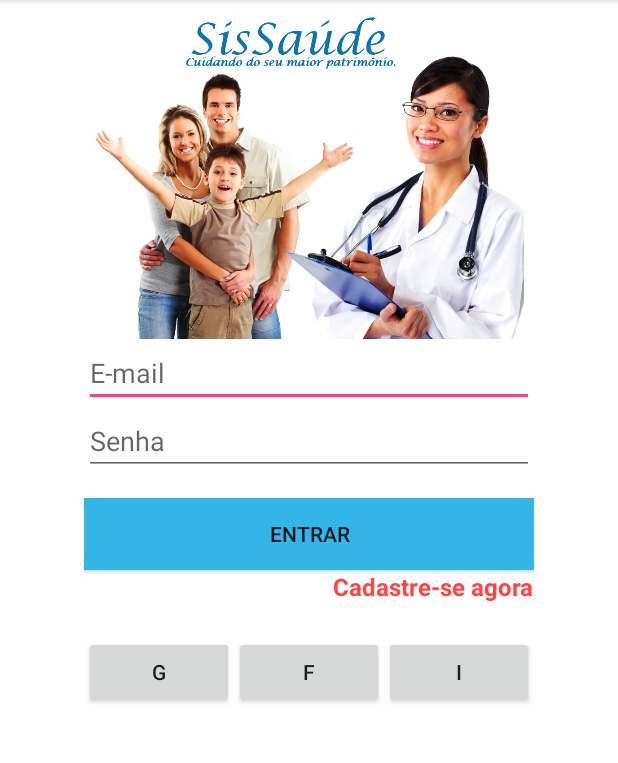
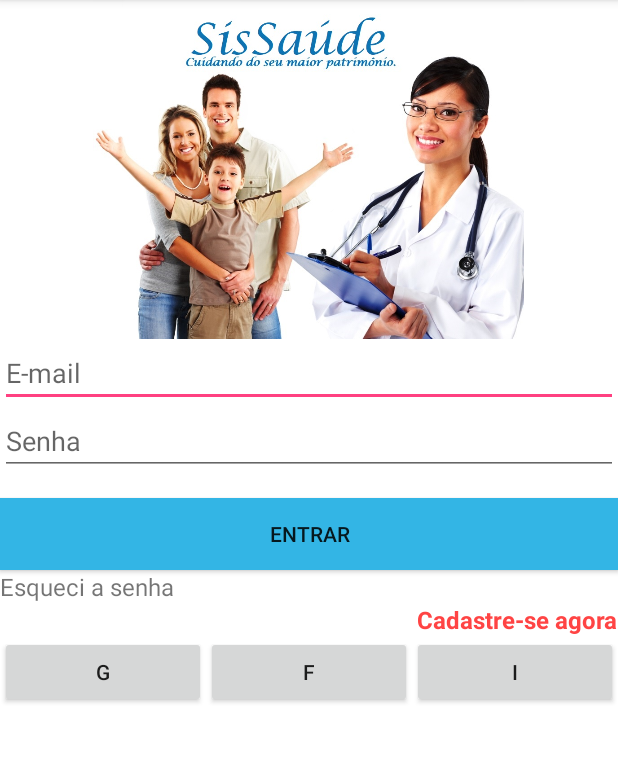
Before and after one commit to pauloweneson/sisSaude, an Android app: the screen it shows after launch (MainActivity), on a phone screen of 412 x 824 dp, the part 84-847 px from its top. Run offline under Robolectric (Android 15) with nearby library versions, the phone set to English and light mode, and no system bars; our stand-ins replace Firebase (no records; nobody signed in at launch, a user with empty details on screens opened directly).

Commit message:
Comitando o login por email e vou fazer a tela de esqueci a senha.

```diff
--- a/app/src/main/res/layout/activity_main.xml
+++ b/app/src/main/res/layout/activity_main.xml
@@ -17,10 +17,10 @@
         app:srcCompat="@mipmap/imagem" />
 
     <LinearLayout
-        android:layout_width="300dp"
+        android:layout_width="match_parent"
         android:layout_height="wrap_content"
         android:layout_gravity="center_horizontal"
-        android:layout_weight="0.07"
+        android:layout_weight="0.64"
         android:orientation="vertical">
 
         <EditText
@@ -50,6 +50,13 @@
             android:text="Entrar" />
 
         <TextView
+            android:id="@+id/link_esqueci_senha"
+            android:layout_width="match_parent"
+            android:layout_height="wrap_content"
+            android:text="Esqueci a senha"
+            android:textSize="16dp" />
+
+        <TextView
             android:id="@+id/link_cadastrar"
             android:layout_width="wrap_content"
             android:layout_height="wrap_content"
@@ -61,13 +68,7 @@
             android:textSize="16dp"
             android:textStyle="bold" />
 
-        <TextView
-            android:id="@+id/link_esqueci_senha"
-            android:layout_width="wrap_content"
-            android:layout_height="wrap_content"
-            android:layout_gravity="right"
-            android:textSize="16dp"
-            android:textStyle="bold" />
+
 
         <LinearLayout
             android:layout_width="match_parent"
```
Also changed, not shown: app/src/main/java/com/wps/guiamedico/MainActivity.java (+22 -6 lines).
